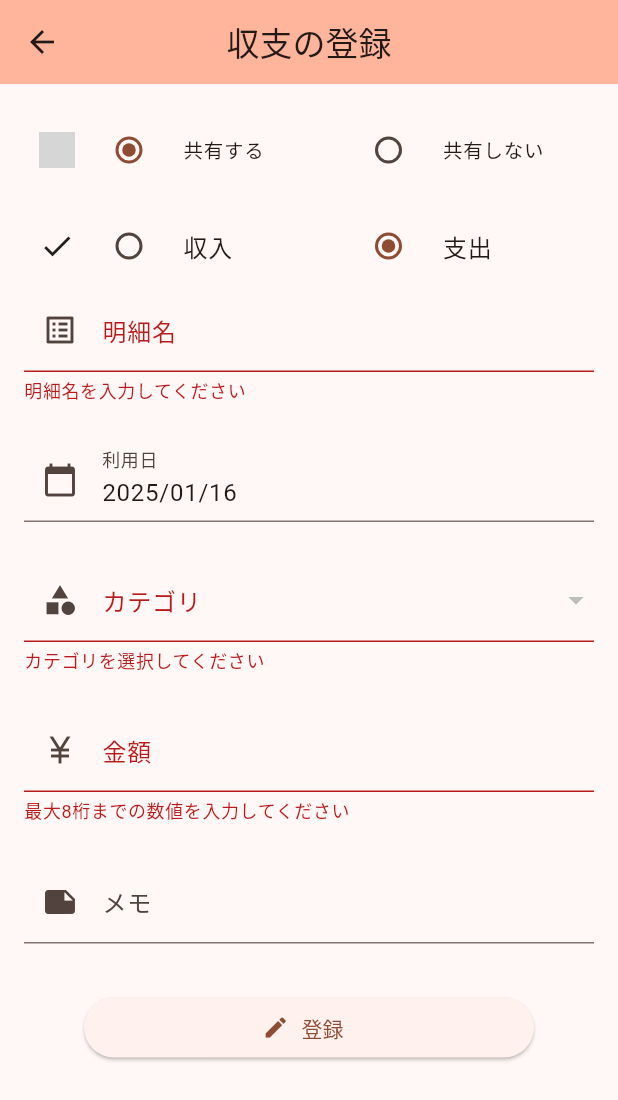
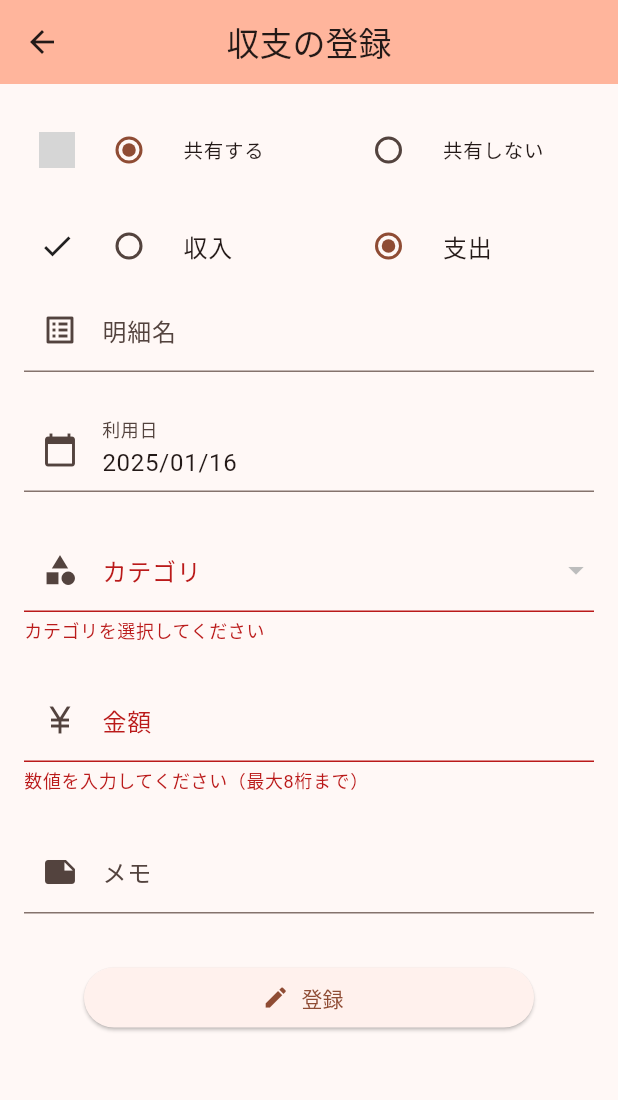
Before and after one commit to koichirokudo/sharing_household_expenses, a Flutter app: the TransactionRegisterPage screen opened directly, after a tap on "登録", on a phone screen of 412 x 824 dp. Shown: the top 1100 px of the screen. Run offline on Flutter 3.47's test engine with Material 3 defaults, Android fonts, the light colour scheme and no system bars; our stand-ins replace app_links, flutter_dotenv, flutter_riverpod, freezed_annotation, image_picker, supabase_flutter; missing offline and left inert: functions_client; accounts and stored records are empty; Roboto replaces fonts that are missing (MPLUS1p); grey boxes are pictures that could not be loaded.

Commit message:
収支登録：明細名を必須としない

```diff
--- a/lib/models/transaction.dart
+++ b/lib/models/transaction.dart
@@ -9,7 +9,7 @@ class Transaction {
   final String groupId;
   final int? settlementId;
   final int subCategoryId;
-  final String name;
+  final String? name;
   final DateTime date;
   final TransactionType type;
   final double amount;
@@ -26,7 +26,7 @@ class Transaction {
     required this.groupId,
     this.settlementId,
     required this.subCategoryId,
-    required this.name,
+    this.name,
     required this.date,
     required this.type,
     required this.amount,
--- a/lib/screens/settlement/settlement_detail_page.dart
+++ b/lib/screens/settlement/settlement_detail_page.dart
@@ -403,7 +403,7 @@ class SettlementDetailPageState extends ConsumerState<SettlementDetailPage> {
                                         Row(
                                           children: [
                                             Text(
-                                              transactions[index].name,
+                                              transactions[index].name ?? '',
                                               style: const TextStyle(
                                                 fontSize: 12,
                                                 fontWeight: FontWeight.bold,
--- a/lib/screens/transaction/transaction_detail_page.dart
+++ b/lib/screens/transaction/transaction_detail_page.dart
@@ -206,7 +206,7 @@ class TransactionDetailPageState extends ConsumerState<TransactionDetailPage> {
                           child: Column(
                             children: [
                               Text(
-                                transaction.name,
+                                transaction.name ?? '',
                                 style: TextStyle(
                                   fontSize: 20,
                                   fontWeight: FontWeight.bold,
--- a/lib/screens/transaction/transaction_register_page.dart
+++ b/lib/screens/transaction/transaction_register_page.dart
@@ -72,7 +72,7 @@ class TransactionRegisterPageState
       _dateController.text = DateFormat('yyyy/MM/dd').format(DateTime.parse(
         transaction.date.toString(),
       ).toLocal());
-      _nameController.text = transaction.name;
+      _nameController.text = transaction.name ?? '';
       _amountController.text = transaction.amount.round().toString();
       _noteController.text = transaction.note ?? '';
     } else {
@@ -328,10 +328,7 @@ class TransactionRegisterPageState
                             prefixIcon: Icon(Icons.list_alt),
                           ),
                           validator: (value) {
-                            if (value == null || value.isEmpty) {
-                              return '明細名を入力してください';
-                            }
-                            if (value.length > 50) {
+                            if (value != null && value.length > 50) {
                               return '明細名は50文字以下で入力してください';
                             }
                             return null;
@@ -411,7 +408,7 @@ class TransactionRegisterPageState
                               final isValid =
                                   RegExp(r'^\d{1,8}$').hasMatch(value);
                               if (!isValid) {
-                                return '最大8桁までの数値を入力してください';
+                                return '数値を入力してください（最大8桁まで）';
                               }
                             }
                             return null;
```
Also changed, not shown: lib/screens/settlement/settlement_page.dart (+6 -3 lines), lib/screens/transaction/transaction_list_page.dart (+5 -3 lines), 1 other file.
